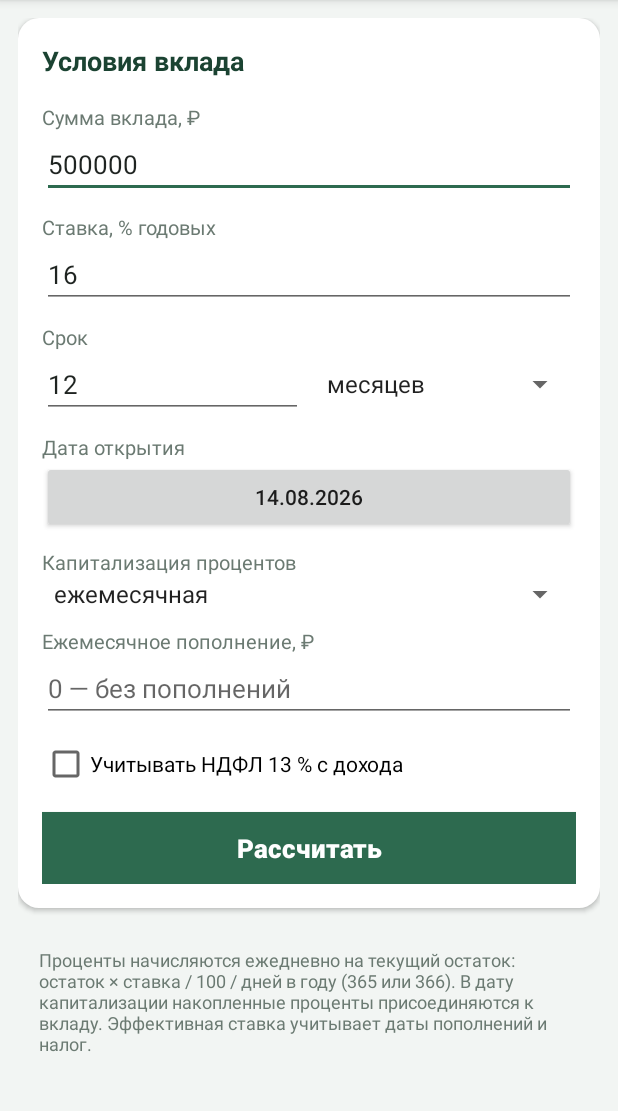
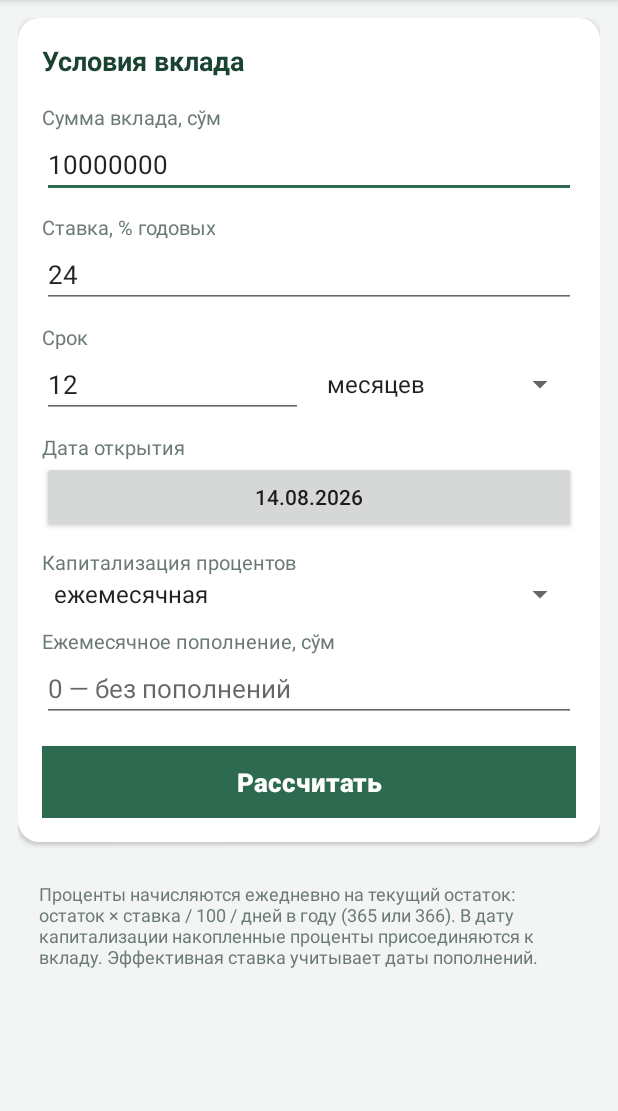
Before and after one commit to Farruh1980/project, an Android app: the screen it shows after launch (MainActivity), on a phone screen of 412 x 824 dp, the part 84-1195 px from its top. Run offline under Robolectric (Android 15) with nearby library versions, the phone set to English and light mode, and no system bars.

Commit message:
Валюта — узбекский сум, расчёт налогов убран
Валюта:
- обозначение сумм — «сўм» вместо рубля (меняется ключом --currency);
- примеры и значения по умолчанию пересчитаны под сумовые вклады:
  10 000 000 сўм под 24 % годовых.

Налоги удалены полностью:
- из ядра убраны tax_rate и tax_free_income, из результата — tax;
  «сумма к выдаче» теперь равна остатку на конец срока, а доход —
  начисленным процентам;
- из CLI убраны ключи --tax-rate и --tax-free и вопросы диалогового режима,
  из JSON — поля налога;
- в Android-приложении убраны галочка НДФЛ и поле необлагаемой суммы;
- эффективная ставка считается по денежному потоку без удержаний.

Тесты: 41 в Python и 18 в Android, все проходят. Результаты Java-порта
повторно сверены с Python по девяти сценариям — совпадение полное.
APK пересобран (29 КБ).

Co-Authored-By: Claude Opus 5 <noreply@anthropic.com>
Claude-Session: https://claude.ai/code/session_01Jo66hfTatENK72MfvrqrHT

```diff
--- a/android/app/src/main/java/ru/depositcalc/Formats.java
+++ b/android/app/src/main/java/ru/depositcalc/Formats.java
@@ -34,9 +34,9 @@ public final class Formats {
         return negative ? "−" + result : result;
     }
 
-    /** Сумма с рублём: «1 234 567,89 ₽». */
-    public static String rub(BigDecimal value) {
-        return money(value) + " ₽";
+    /** Сумма с валютой: «1 234 567,89 сўм». */
+    public static String sum(BigDecimal value) {
+        return money(value) + " сўм";
     }
 
     /** «16,00 %». */
--- a/android/app/src/main/java/ru/depositcalc/MainActivity.java
+++ b/android/app/src/main/java/ru/depositcalc/MainActivity.java
@@ -12,7 +12,6 @@ import android.view.View;
 import android.widget.AdapterView;
 import android.widget.ArrayAdapter;
 import android.widget.Button;
-import android.widget.CheckBox;
 import android.widget.EditText;
 import android.widget.Spinner;
 import android.widget.TableLayout;
@@ -43,9 +42,6 @@ public class MainActivity extends Activity {
     private Button startDateButton;
     private Spinner capSpinner;
     private EditText topupField;
-    private CheckBox taxCheckBox;
-    private EditText taxFreeField;
-    private View taxFreeRow;
 
     private View resultCard;
     private TextView payoutView;
@@ -70,9 +66,6 @@ public class MainActivity extends Activity {
         startDateButton = findViewById(R.id.start_date);
         capSpinner = findViewById(R.id.capitalization);
         topupField = findViewById(R.id.topup);
-        taxCheckBox = findViewById(R.id.tax_enabled);
-        taxFreeField = findViewById(R.id.tax_free);
-        taxFreeRow = findViewById(R.id.tax_free_row);
 
         resultCard = findViewById(R.id.result_card);
         payoutView = findViewById(R.id.payout);
@@ -93,10 +86,6 @@ public class MainActivity extends Activity {
 
         updateStartDateButton();
         startDateButton.setOnClickListener(v -> pickStartDate());
-
-        taxCheckBox.setOnCheckedChangeListener((button, checked) ->
-                taxFreeRow.setVisibility(checked ? View.VISIBLE : View.GONE));
-        taxFreeRow.setVisibility(taxCheckBox.isChecked() ? View.VISIBLE : View.GONE);
 
         findViewById(R.id.calculate).setOnClickListener(v -> calculate());
 
@@ -194,11 +183,6 @@ public class MainActivity extends Activity {
                     params.start, params.end, topup, 1);
         }
 
-        if (taxCheckBox.isChecked()) {
-            params.taxRate = new BigDecimal("13");
-            params.taxFreeIncome = Formats.parseNumber(
-                    taxFreeField.getText().toString(), BigDecimal.ZERO);
-        }
         return params;
     }
 
@@ -225,28 +209,20 @@ public class MainActivity extends Activity {
         compareCard.setVisibility(View.VISIBLE);
 
         Params p = result.params;
-        payoutView.setText(Formats.rub(result.payout()));
+        payoutView.setText(Formats.sum(result.payout()));
 
         long days = p.termDays();
         StringBuilder text = new StringBuilder();
         text.append("Срок: ").append(Formats.date(p.start)).append(" — ")
                 .append(Formats.date(p.end)).append(", ").append(days).append(' ')
                 .append(Formats.plural(days, "день", "дня", "дней")).append('\n');
-        text.append("Вложено собственных: ").append(Formats.rub(result.invested())).append('\n');
+        text.append("Вложено собственных: ").append(Formats.sum(result.invested())).append('\n');
         if (result.totalTopups.signum() > 0) {
             text.append("В том числе пополнений: ")
-                    .append(Formats.rub(result.totalTopups)).append('\n');
+                    .append(Formats.sum(result.totalTopups)).append('\n');
         }
         text.append("Начислено процентов: ")
-                .append(Formats.rub(result.totalInterest)).append('\n');
-        if (p.taxRate.signum() > 0) {
-            text.append("НДФЛ ").append(Formats.percent(p.taxRate)).append(": ")
-                    .append(result.tax.signum() > 0
-                            ? "−" + Formats.rub(result.tax)
-                            : "не удерживается")
-                    .append('\n');
-            text.append("Доход после налога: ").append(Formats.rub(result.income())).append('\n');
-        }
+                .append(Formats.sum(result.totalInterest)).append('\n');
         text.append("Эффективная ставка: ")
                 .append(Formats.percent(result.effectiveRate)).append(" годовых");
         summaryView.setText(text.toString());
@@ -323,8 +299,6 @@ public class MainActivity extends Activity {
             variant.end = p.end;
             variant.capitalization = option;
             variant.cashFlows = new ArrayList<>(p.cashFlows);
-            variant.taxRate = p.taxRate;
-            variant.taxFreeIncome = p.taxFreeIncome;
             variant.minBalance = p.minBalance;
 
             BigDecimal payout;
@@ -335,7 +309,7 @@ public class MainActivity extends Activity {
             }
             BigDecimal delta = payout.subtract(baseline);
 
-            text.append(option.title).append(": ").append(Formats.rub(payout));
+            text.append(option.title).append(": ").append(Formats.sum(payout));
             if (option == p.capitalization) {
                 text.append("  ← выбрано");
             } else if (delta.signum() > 0) {
--- a/android/app/src/main/res/layout/activity_main.xml
+++ b/android/app/src/main/res/layout/activity_main.xml
@@ -31,7 +31,7 @@
                 android:hint="@string/amount_hint"
                 android:importantForAutofill="no"
                 android:inputType="numberDecimal"
-                android:text="500000" />
+                android:text="10000000" />
 
             <TextView
                 style="@style/Label"
@@ -43,7 +43,7 @@
                 android:hint="@string/rate_hint"
                 android:importantForAutofill="no"
                 android:inputType="numberDecimal"
-                android:text="16" />
+                android:text="24" />
 
             <TextView
                 style="@style/Label"
@@ -102,33 +102,6 @@
                 android:hint="@string/topup_hint"
                 android:importantForAutofill="no"
                 android:inputType="numberDecimal" />
-
-            <CheckBox
-                android:id="@+id/tax_enabled"
-                android:layout_width="match_parent"
-                android:layout_height="wrap_content"
-                android:layout_marginTop="12dp"
-                android:text="@string/tax_enabled" />
-
-            <LinearLayout
-                android:id="@+id/tax_free_row"
-                android:layout_width="match_parent"
-                android:layout_height="wrap_content"
-                android:orientation="vertical"
-                android:visibility="gone">
-
-                <TextView
-                    style="@style/Label"
-                    android:text="@string/tax_free" />
-
-                <EditText
-                    android:id="@+id/tax_free"
-                    style="@style/Field"
-                    android:hint="@string/tax_free_hint"
-                    android:importantForAutofill="no"
-                    android:inputType="numberDecimal"
-                    android:text="160000" />
-            </LinearLayout>
 
             <Button
                 android:id="@+id/calculate"
--- a/android/app/src/main/res/values/strings.xml
+++ b/android/app/src/main/res/values/strings.xml
@@ -3,18 +3,15 @@
     <string name="app_name">Калькулятор вкладов</string>
 
     <string name="conditions">Условия вклада</string>
-    <string name="amount">Сумма вклада, ₽</string>
-    <string name="amount_hint">например 500 000</string>
+    <string name="amount">Сумма вклада, сўм</string>
+    <string name="amount_hint">например 10 000 000</string>
     <string name="rate">Ставка, % годовых</string>
-    <string name="rate_hint">например 16</string>
+    <string name="rate_hint">например 24</string>
     <string name="term">Срок</string>
     <string name="start_date">Дата открытия</string>
     <string name="capitalization">Капитализация процентов</string>
-    <string name="topup">Ежемесячное пополнение, ₽</string>
+    <string name="topup">Ежемесячное пополнение, сўм</string>
     <string name="topup_hint">0 — без пополнений</string>
-    <string name="tax_enabled">Учитывать НДФЛ 13 % с дохода</string>
-    <string name="tax_free">Необлагаемая сумма дохода, ₽</string>
-    <string name="tax_free_hint">1 000 000 × ключевая ставка</string>
     <string name="calculate">Рассчитать</string>
 
     <string name="result">Результат</string>
@@ -22,5 +19,5 @@
     <string name="schedule">График по месяцам</string>
     <string name="comparison">Сравнение схем капитализации</string>
 
-    <string name="formula_note">Проценты начисляются ежедневно на текущий остаток: остаток × ставка / 100 / дней в году (365 или 366). В дату капитализации накопленные проценты присоединяются к вкладу. Эффективная ставка учитывает даты пополнений и налог.</string>
+    <string name="formula_note">Проценты начисляются ежедневно на текущий остаток: остаток × ставка / 100 / дней в году (365 или 366). В дату капитализации накопленные проценты присоединяются к вкладу. Эффективная ставка учитывает даты пополнений.</string>
 </resources>
```
Also changed, not shown: android/app/src/main/java/ru/depositcalc/DepositCalculator.java (+6 -18 lines), 10 other files.
